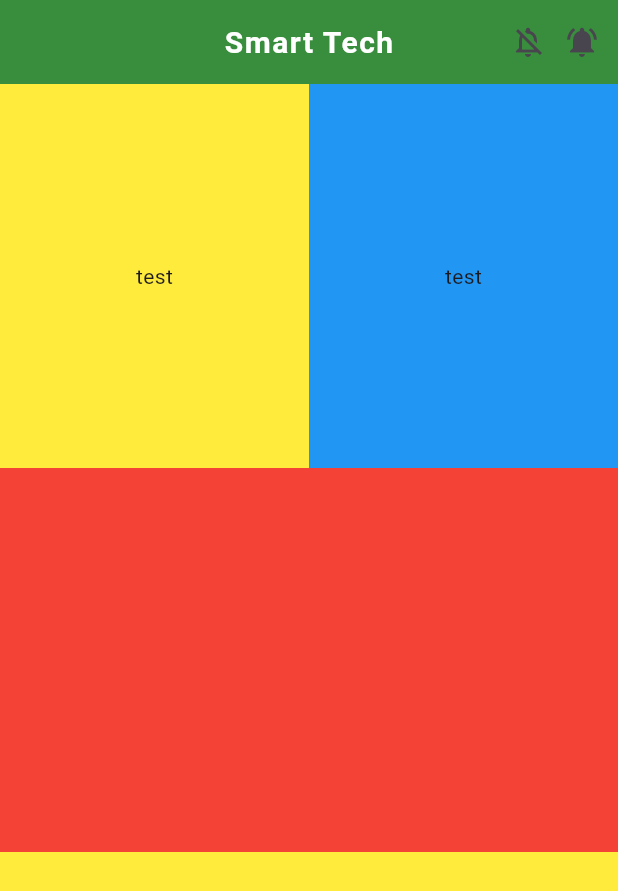
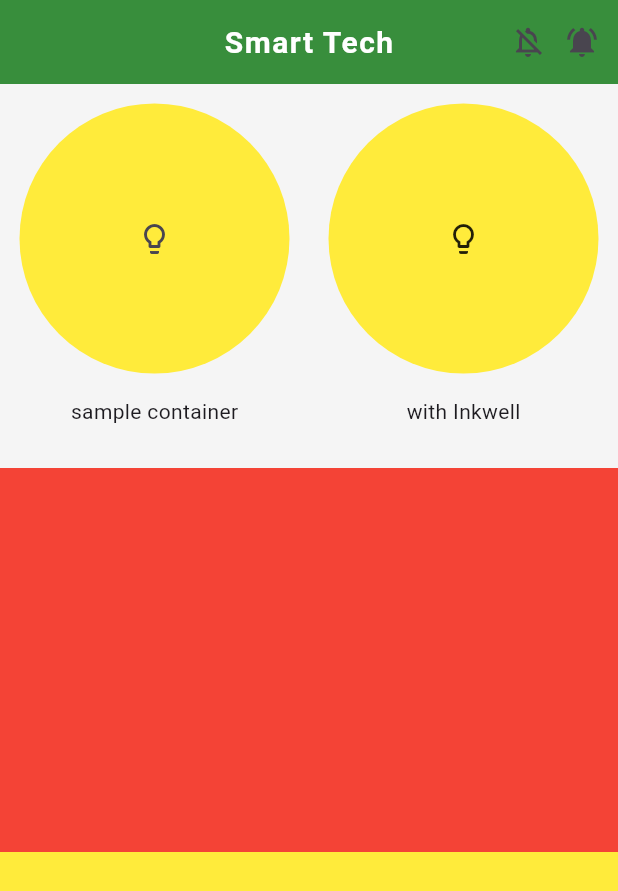
Before and after one commit to bouaziz-mohamed-amine/Smart-Tech, a Flutter app: the screen it shows after launch, on a phone screen of 412 x 824 dp. Shown: the top 891 px of the screen. Run offline on Flutter 3.47's test engine with Material 3 defaults, Android fonts, the phone set to English and light mode, and no system bars.

Commit message:
use Inkwell

```diff
--- a/lib/HomePage.dart
+++ b/lib/HomePage.dart
@@ -39,12 +39,60 @@ class _HomePageState extends State<HomePage> {
                 child: Container(
                   child: Row(
                     children: [
-                    Expanded(child: Container(
+                    Expanded(
+                      child: Container(
                       height: double.infinity,
-                      color: Colors.yellow,child: Center(child: Text("test"),),),),
-                    Expanded(child: Container(
-                      height: double.infinity,
-                      color: Colors.blue,child: Center(child: Text("test")),))
+                      child: Column(
+                        mainAxisAlignment: MainAxisAlignment.center,
+                        children: [
+                          Container(
+                            width: 180,
+                            height: 180,
+                            decoration: BoxDecoration(
+                                color: Colors.yellow,
+                              shape: BoxShape.circle
+                            ),
+                            child: IconButton(
+                              onPressed: ()=>{
+                                print("container 1")
+                              },
+                              icon: Icon(Icons.lightbulb_outlined),
+                            ),
+                          ),
+                          Container(
+                              height: 50,
+                              child: Center(child: Text("sample container"))),
+                        ],
+                      ),
+                    ),
+                    ),
+                      Expanded(
+                        child: InkWell(
+                          onTap: ()=>{
+                            print("container 2")
+                          },
+                          child: Container(
+                            height: double.infinity,
+                            child: Column(
+                              mainAxisAlignment: MainAxisAlignment.center,
+                              children: [
+                                Container(
+                                  width: 180,
+                                  height: 180,
+                                  decoration: BoxDecoration(
+                                      color: Colors.yellow,
+                                      shape: BoxShape.circle
+                                  ),
+                                  child: Icon(Icons.lightbulb_outlined),
+                                ),
+                                Container(
+                                    height: 50,
+                                    child: Center(child: Text("with Inkwell"))),
+                              ],
+                            ),
+                          ),
+                        ),
+                      ),
                   ],),
                 )),
             Expanded(child: Container(color: Colors.red,)),
```
